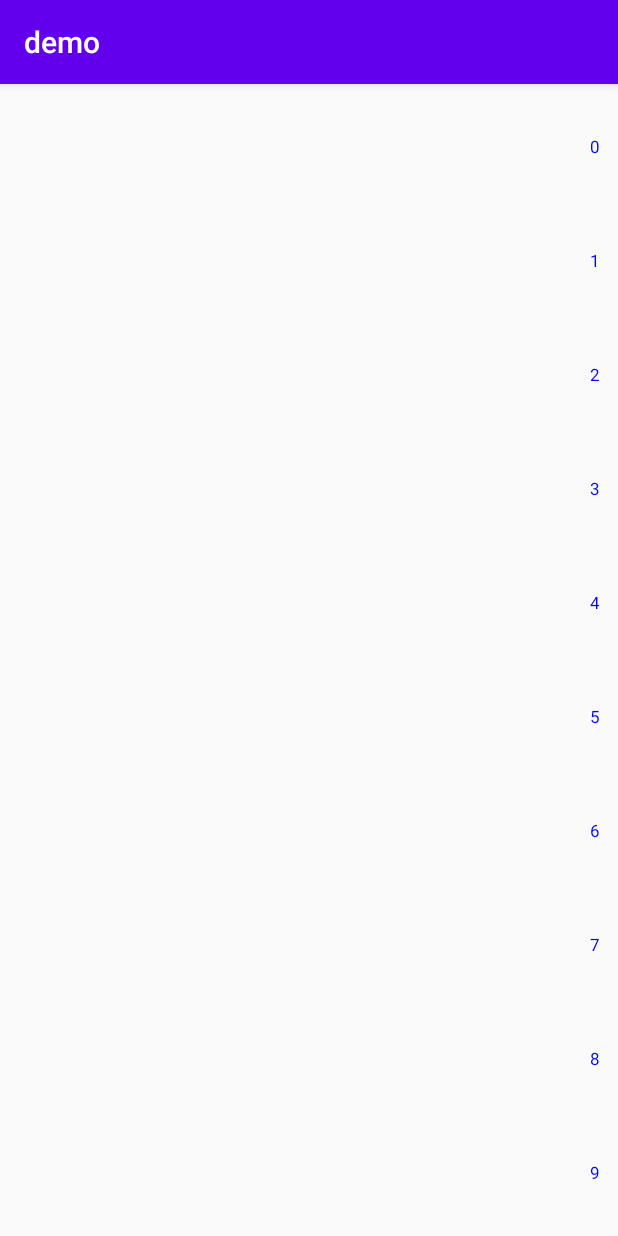
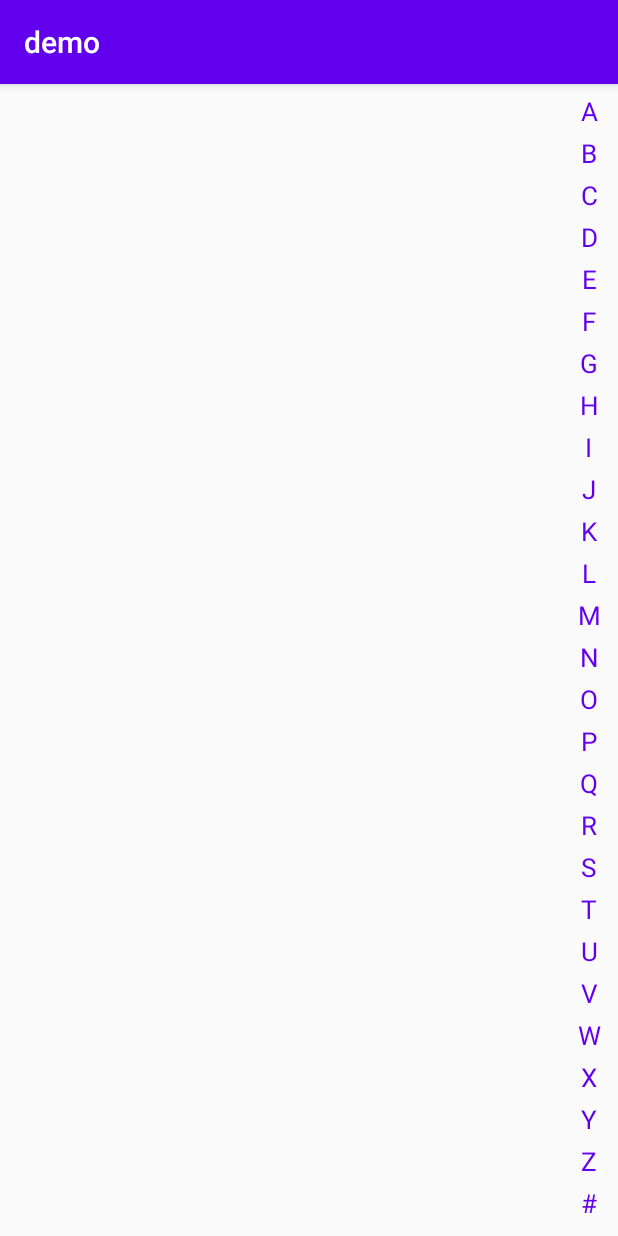
Before and after one commit to tDaem/letter_side_bar, an Android app: the screen it shows after launch (MainActivity), on a phone screen of 412 x 824 dp. Run offline under Robolectric (Android 15) with nearby library versions, the phone set to English and light mode, and no system bars.

Commit message:
修复bug

```diff
--- a/app/src/main/java/comhkdg/demo/MainActivity.java
+++ b/app/src/main/java/comhkdg/demo/MainActivity.java
@@ -17,8 +17,8 @@ public class MainActivity extends AppCompatActivity {
 
         TextView textView = findViewById(R.id.textView);
         LetterSideBar letterSideBar = findViewById(R.id.letterSideBar);
-        String[] letter = {"0", "1", "2", "3", "4", "5", "6", "7", "8", "9"};
-        letterSideBar.setLetters(letter);
+//        String[] letter = {"0", "1", "2", "3", "4", "5", "6", "7", "8", "9"};
+//        letterSideBar.setLetters(letter);
         letterSideBar.setOnTouchingTextListener((text) -> {
             if (text == null) {
                 textView.setVisibility(View.GONE);
--- a/app/src/main/res/layout/activity_main.xml
+++ b/app/src/main/res/layout/activity_main.xml
@@ -28,7 +28,7 @@
         android:paddingTop="4dp"
         android:paddingRight="12dp"
         android:paddingBottom="4dp"
-        app:highLightTextTolor="@android:color/holo_red_dark"
+        app:highLightTextColor="@android:color/holo_red_dark"
         app:highLightTextSize="21sp"
         app:normalTextColor="@color/colorPrimary"
         app:normalTextSize="17sp"
--- a/lettersidebar/src/main/java/com/hkdg/lettersidebar/LetterSideBar.java
+++ b/lettersidebar/src/main/java/com/hkdg/lettersidebar/LetterSideBar.java
@@ -31,11 +31,11 @@ public class LetterSideBar extends View {
     /**
      * 普通字母大小
      */
-    private float mSideBarTextSize = 17;
+    private float mNormalTextSize = 17;
     /**
      * 普通字母颜色
      */
-    private int mSideBarTextColor = Color.BLUE;
+    private int mNormalTextColor = Color.BLUE;
     /**
      * 当前触摸的字母
      */
@@ -71,17 +71,17 @@ public class LetterSideBar extends View {
 
         letters = mLetters;
         TypedArray typedArray = context.obtainStyledAttributes(attrs, R.styleable.LetterSideBar);
-        mSideBarTextColor = typedArray.getColor(R.styleable.LetterSideBar_side_bar_text_color, mSideBarTextColor);
-        mSideBarTextSize = typedArray.getDimension(R.styleable.LetterSideBar_side_bar_text_size, sp2px(mSideBarTextSize));
+        mNormalTextColor = typedArray.getColor(R.styleable.LetterSideBar_normalTextColor, mNormalTextColor);
+        mNormalTextSize = typedArray.getDimension(R.styleable.LetterSideBar_normalTextSize, sp2px(mNormalTextSize));
 
-        mHighLightTextColor = typedArray.getColor(R.styleable.LetterSideBar_high_light_text_color, mHighLightTextColor);
-        mHighLightTextSize = typedArray.getDimension(R.styleable.LetterSideBar_high_light_text_size, sp2px(mHighLightTextSize));
+        mHighLightTextColor = typedArray.getColor(R.styleable.LetterSideBar_highLightTextColor, mHighLightTextColor);
+        mHighLightTextSize = typedArray.getDimension(R.styleable.LetterSideBar_highLightTextSize, sp2px(mHighLightTextSize));
         typedArray.recycle();
 
         mPaint = new Paint();
         mPaint.setAntiAlias(true);
-        mPaint.setTextSize(mSideBarTextSize);
-        mPaint.setColor(mSideBarTextColor);
+        mPaint.setTextSize(mNormalTextSize);
+        mPaint.setColor(mNormalTextColor);
 
         mHighLightPaint = new Paint();
         mHighLightPaint.setAntiAlias(true);
```
